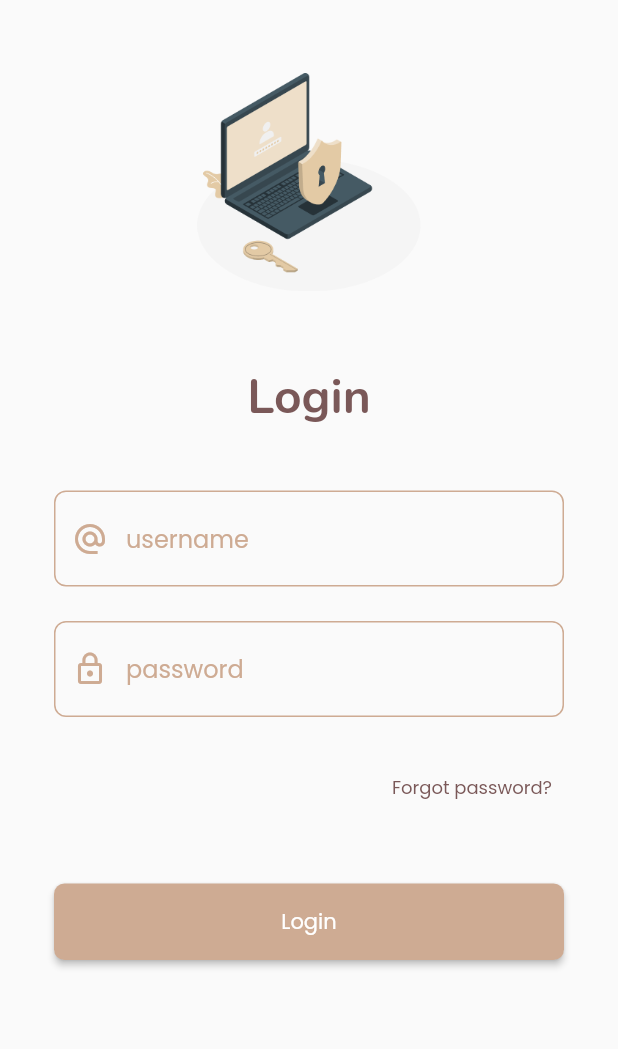
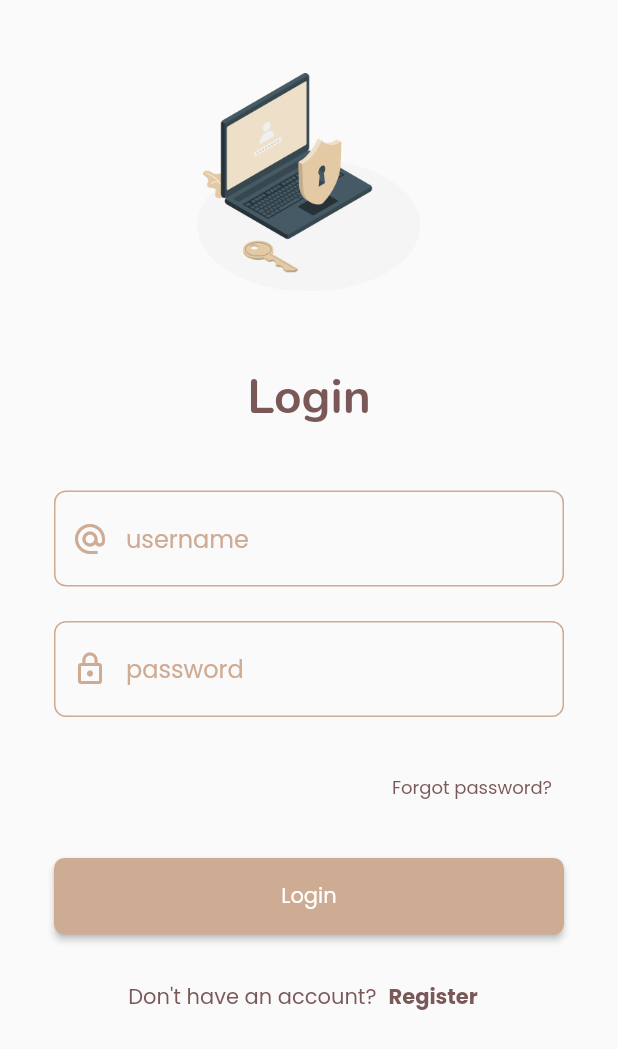
Before and after one commit to dna2121/cafe_app, a Flutter app: the screen it shows after launch, on a phone screen of 412 x 824 dp. Shown: the top 1049 px of the screen. Run offline on Flutter 3.47's test engine with Material 2 defaults, Android fonts, the phone set to English and light mode, and no system bars; our stand-ins replace get.

Commit message:
register button

```diff
--- a/lib/app/modules/login/views/login_view.dart
+++ b/lib/app/modules/login/views/login_view.dart
@@ -32,9 +32,9 @@ class LoginView extends GetView<LoginController> {
                     fontSize: 32,
                     fontWeight: FontWeight.w700),
               ),
+              const SizedBox(height: 40),
               Padding(
-                padding:
-                    const EdgeInsets.symmetric(horizontal: 36, vertical: 40),
+                padding: const EdgeInsets.symmetric(horizontal: 36),
                 child: Column(
                   children: [
                     TextFormWidget(
@@ -58,6 +58,7 @@ class LoginView extends GetView<LoginController> {
                         ),
                       ),
                     ),
+                    const SizedBox(height: 23),
                   ],
                 ),
               ),
@@ -80,7 +81,28 @@ class LoginView extends GetView<LoginController> {
                     child: const Text("Login"),
                   ),
                 ),
-              )
+              ),
+              const SizedBox(height: 18),
+              Row(
+                mainAxisAlignment: MainAxisAlignment.center,
+                children: [
+                  const Text(
+                    "Don't have an account?",
+                    style: TextStyle(
+                        color: AppColor.primaryColor,
+                        fontWeight: FontWeight.w500),
+                  ),
+                  TextButton(
+                    onPressed: () {},
+                    child: const Text(
+                      "Register",
+                      style: TextStyle(
+                          color: AppColor.primaryColor,
+                          fontWeight: FontWeight.w700),
+                    ),
+                  ),
+                ],
+              ),
             ],
           ),
         ],
```
